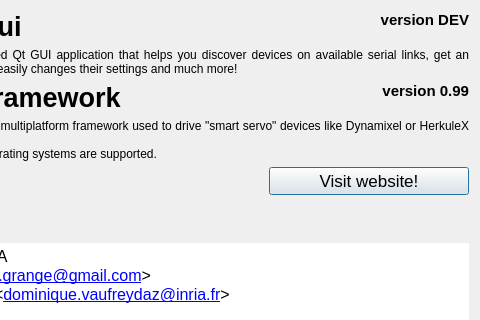
The window that SmartServoGui/ui/qabout.ui (emericg/SmartServoFramework) describes before a commit, drawn with Qt 5; both pictures show x 320 to 800 and y 0 to 320 of the 800 by 480 pixel window.
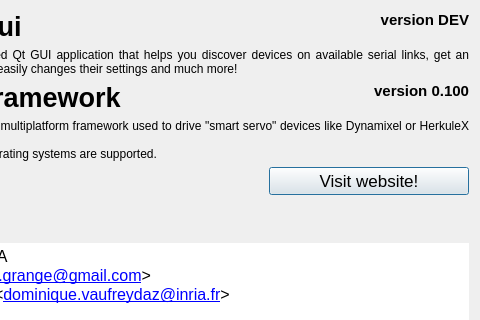
The same window after the commit. Icons and pictures are not drawn.

Commit message: Next version will be 0.100

The edit to the form file:
```diff
--- a/SmartServoGui/ui/qabout.ui
+++ b/SmartServoGui/ui/qabout.ui
@@ -205,7 +205,7 @@
         </font>
        </property>
        <property name="text">
-        <string>version 0.99</string>
+        <string>version 0.100</string>
        </property>
        <property name="alignment">
         <set>Qt::AlignRight|Qt::AlignTop|Qt::AlignTrailing</set>
```
The commit also changes 5 other files.
